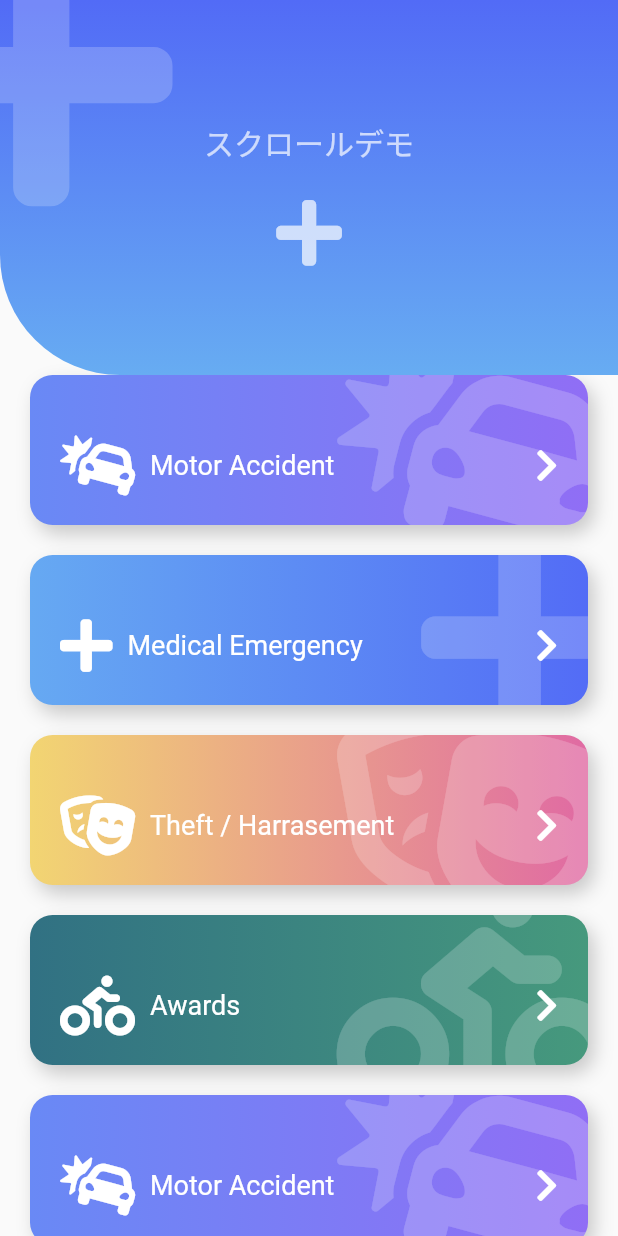
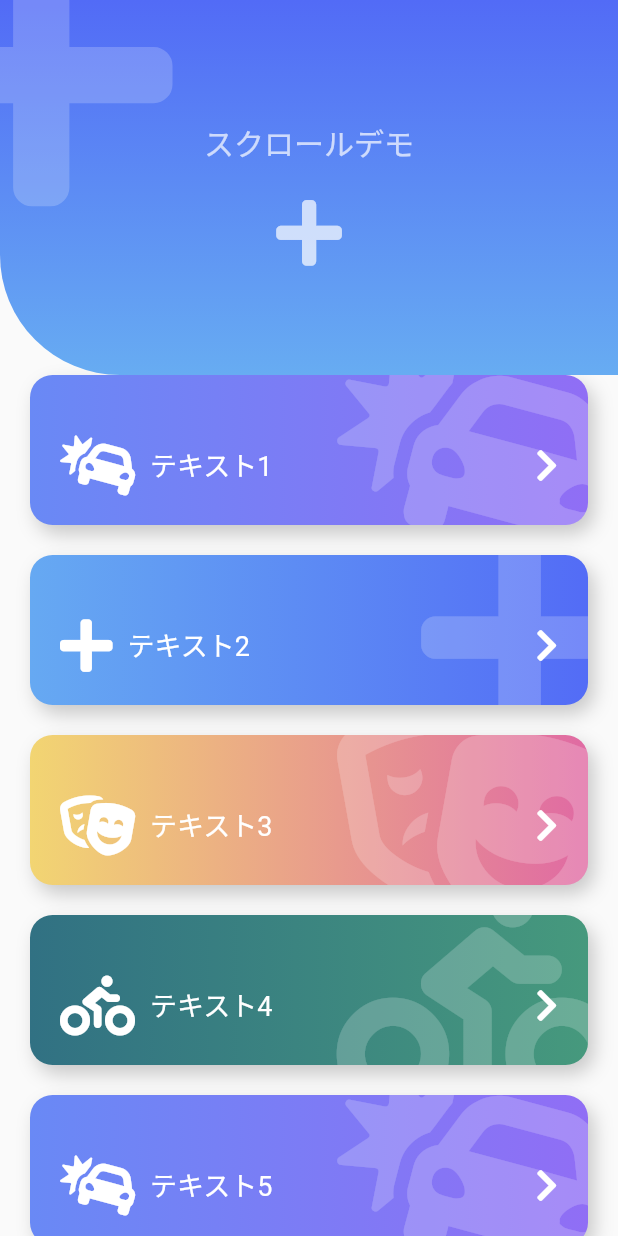
Before and after one commit to Tatsuya4610/ui_flutter, a Flutter app: the EmergencyScreen screen opened directly, on a phone screen of 412 x 824 dp. Run offline on Flutter 3.47's test engine with Material 2 defaults, Android fonts, the phone set to English and light mode, and no system bars; our stand-ins replace animate_do, flutter_svg, font_awesome_flutter.

Commit message:
12th commit

```diff
--- a/lib/main.dart
+++ b/lib/main.dart
@@ -30,6 +30,7 @@ class MyApp extends StatelessWidget {
   Widget build(BuildContext context) {
     final themeData = Provider.of<ThemeChanger>(context);
     return MaterialApp(
+      debugShowCheckedModeBanner: false,
       title: 'Flutter UI',
       theme: themeData.currentTheme,
       home: OrientationBuilder(
--- a/lib/model/item_button.dart
+++ b/lib/model/item_button.dart
@@ -15,30 +15,30 @@ class ItemButton {
 }
 
 final _items = <ItemButton>[
-  ItemButton(FontAwesomeIcons.carCrash, 'Motor Accident', Color(0xff6989F5),
+  ItemButton(FontAwesomeIcons.carCrash, 'テキスト1', Color(0xff6989F5),
       Color(0xff906EF5)),
-  ItemButton(FontAwesomeIcons.plus, 'Medical Emergency', Color(0xff66A9F2),
+  ItemButton(FontAwesomeIcons.plus, 'テキスト2', Color(0xff66A9F2),
       Color(0xff536CF6)),
-  ItemButton(FontAwesomeIcons.theaterMasks, 'Theft / Harrasement',
+  ItemButton(FontAwesomeIcons.theaterMasks, 'テキスト3',
       Color(0xffF2D572), Color(0xffE06AA3)),
   ItemButton(
-      FontAwesomeIcons.biking, 'Awards', Color(0xff317183), Color(0xff46997D)),
-  ItemButton(FontAwesomeIcons.carCrash, 'Motor Accident', Color(0xff6989F5),
+      FontAwesomeIcons.biking, 'テキスト4', Color(0xff317183), Color(0xff46997D)),
+  ItemButton(FontAwesomeIcons.carCrash, 'テキスト5', Color(0xff6989F5),
       Color(0xff906EF5)),
-  ItemButton(FontAwesomeIcons.plus, 'Medical Emergency', Color(0xff66A9F2),
+  ItemButton(FontAwesomeIcons.plus, 'テキスト6', Color(0xff66A9F2),
       Color(0xff536CF6)),
-  ItemButton(FontAwesomeIcons.theaterMasks, 'Theft / Harrasement',
+  ItemButton(FontAwesomeIcons.theaterMasks, 'テキスト7',
       Color(0xffF2D572), Color(0xffE06AA3)),
   ItemButton(
-      FontAwesomeIcons.biking, 'Awards', Color(0xff317183), Color(0xff46997D)),
-  ItemButton(FontAwesomeIcons.carCrash, 'Motor Accident', Color(0xff6989F5),
+      FontAwesomeIcons.biking, 'テキスト8', Color(0xff317183), Color(0xff46997D)),
+  ItemButton(FontAwesomeIcons.carCrash, 'テキスト9', Color(0xff6989F5),
       Color(0xff906EF5)),
-  ItemButton(FontAwesomeIcons.plus, 'Medical Emergency', Color(0xff66A9F2),
+  ItemButton(FontAwesomeIcons.plus, 'テキスト10', Color(0xff66A9F2),
       Color(0xff536CF6)),
-  ItemButton(FontAwesomeIcons.theaterMasks, 'Theft / Harrasement',
+  ItemButton(FontAwesomeIcons.theaterMasks, 'テキスト11',
       Color(0xffF2D572), Color(0xffE06AA3)),
   ItemButton(
-      FontAwesomeIcons.biking, 'Awards', Color(0xff317183), Color(0xff46997D)),
+      FontAwesomeIcons.biking, 'テキスト12', Color(0xff317183), Color(0xff46997D)),
 ];
 
 class ButtonItem {
--- a/lib/widgets/main_scroll.dart
+++ b/lib/widgets/main_scroll.dart
@@ -3,14 +3,14 @@ import 'package:flutter_ui/widgets/title.dart' ;
 
 class MainScroll extends StatelessWidget {
   final items = [
-    ListItem('Orange', Color(0xffF08F66)),
-    ListItem('Family', Color(0xffF2A38A)),
-    ListItem('Subscriptions', Color(0xffF7CDD5)),
-    ListItem('Books', Color(0xffFCEBAF)),
-    ListItem('Orange', Color(0xffF08F66)),
-    ListItem('Family', Color(0xffF2A38A)),
-    ListItem('Subscriptions', Color(0xffF7CDD5)),
-    ListItem('Books', Color(0xffFCEBAF)),
+    ListItem('テキスト1', Color(0xffF08F66)),
+    ListItem('テキスト2', Color(0xffF2A38A)),
+    ListItem('テキスト3', Color(0xffF7CDD5)),
+    ListItem('テキスト4', Color(0xffFCEBAF)),
+    ListItem('テキスト5', Color(0xffF08F66)),
+    ListItem('テキスト6', Color(0xffF2A38A)),
+    ListItem('テキスト7', Color(0xffF7CDD5)),
+    ListItem('テキスト8', Color(0xffFCEBAF)),
   ];
   @override
   Widget build(BuildContext context) {
```
